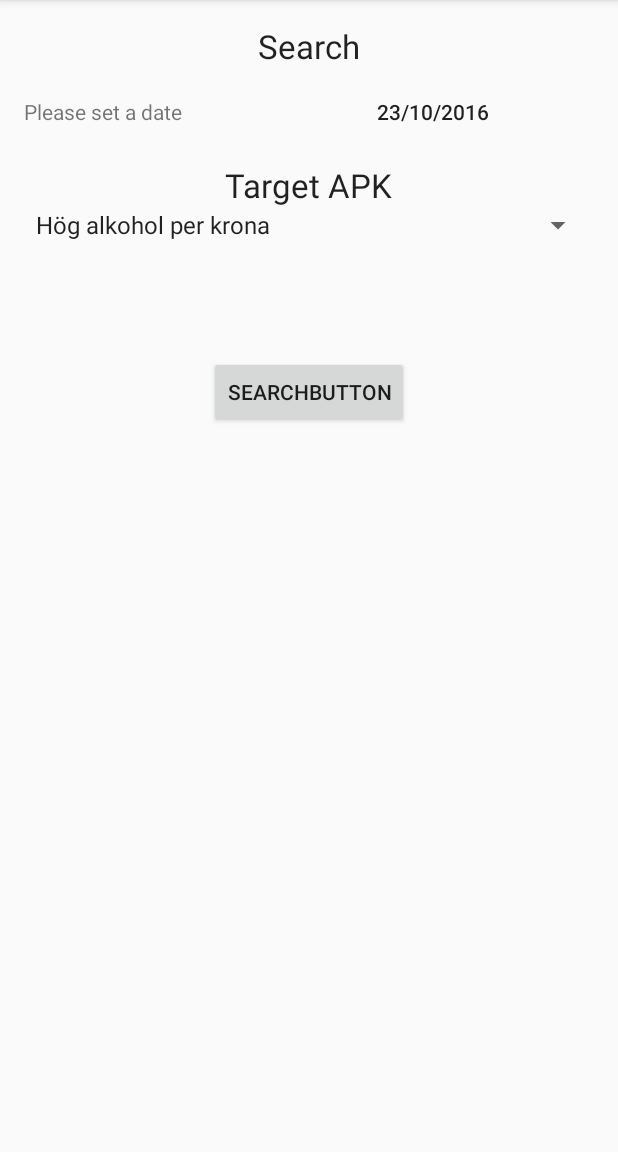
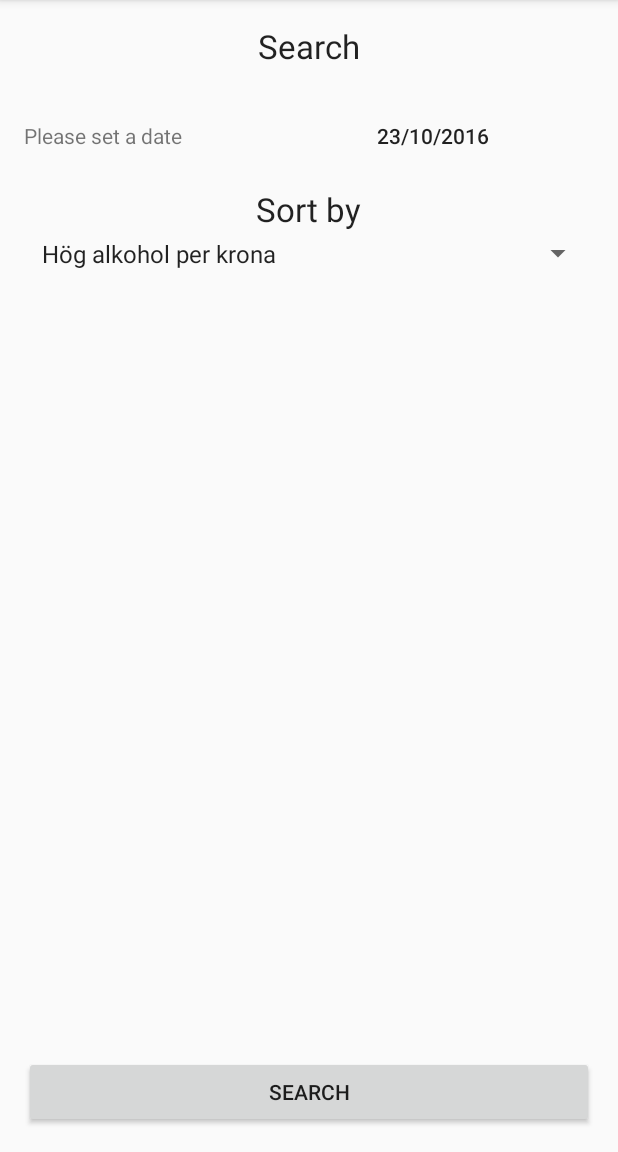
Before and after one commit to ThaH3lper/MAH_Project-3-Android, an Android app: the SearchActivity screen opened directly, with no data from a screen before it, on a phone screen of 412 x 824 dp, the part 84-1236 px from its top. Run offline under Robolectric (Android 15) with nearby library versions, the phone set to English and light mode, and no system bars; network calls fail.

Commit message:
SearchModel

```diff
--- a/EthaPlanner/app/src/main/java/se/mah/homebois/ethaplanner/Globals.java
+++ b/EthaPlanner/app/src/main/java/se/mah/homebois/ethaplanner/Globals.java
@@ -12,4 +12,5 @@ public class Globals {
     public static final String BOLAGET_IMAGE_URL = "https://www.systembolaget.se/dryck/%s/%s";
 
     public static final long DAYS_IN_MS = 1000 * 60 * 60 * 24;
+    public static final long TEN_DAYS_MS = DAYS_IN_MS * 10;
 }
--- a/EthaPlanner/app/src/main/java/se/mah/homebois/ethaplanner/views/ListContent/SpinnerCategories.java
+++ b/EthaPlanner/app/src/main/java/se/mah/homebois/ethaplanner/views/ListContent/SpinnerCategories.java
@@ -5,8 +5,8 @@ package se.mah.homebois.ethaplanner.views.ListContent;
  */
 public class SpinnerCategories {
     public static SpinnerItem[] spinnerItems = new SpinnerItem[]{
-            new SpinnerItem("Hög alkohol per krona"),
-            new SpinnerItem("Låg alkohol per krona"),
-            new SpinnerItem("Alkoholfritt")
+            new SpinnerItem(0, "Hög alkohol per krona"),
+            new SpinnerItem(1, "Låg alkohol per krona"),
+            new SpinnerItem(2, "Alkoholfritt")
     };
 }
--- a/EthaPlanner/app/src/main/java/se/mah/homebois/ethaplanner/views/SearchActivity.java
+++ b/EthaPlanner/app/src/main/java/se/mah/homebois/ethaplanner/views/SearchActivity.java
@@ -3,6 +3,7 @@ package se.mah.homebois.ethaplanner.views;
 import android.app.DatePickerDialog;
 import android.content.Intent;
 import android.content.SharedPreferences;
+import android.support.design.widget.Snackbar;
 import android.support.v7.app.AppCompatActivity;
 import android.os.Bundle;
 import android.support.v7.widget.Toolbar;
@@ -14,11 +15,14 @@ import android.widget.Button;
 import android.widget.DatePicker;
 import android.widget.Spinner;
 
+import com.google.gson.Gson;
+
 import java.text.SimpleDateFormat;
 import java.util.Calendar;
 
 import se.mah.homebois.ethaplanner.Globals;
 import se.mah.homebois.ethaplanner.R;
+import se.mah.homebois.ethaplanner.models.SearchModel;
 import se.mah.homebois.ethaplanner.views.ListContent.SpinnerCategories;
 import se.mah.homebois.ethaplanner.views.ListContent.SpinnerItem;
 
@@ -26,7 +30,7 @@ public class SearchActivity extends AppCompatActivity {
 
     private String       timeAsText;
     private int          time;
-    private ArrayAdapter spinnerAdapter;
+    private ArrayAdapter<SpinnerItem> spinnerAdapter;
     private Button       setWeatherButton;
     private Spinner      sortSpinner;
 
@@ -56,7 +60,15 @@ public class SearchActivity extends AppCompatActivity {
     }
 
     private void launchResultActivity() {
+        long now = Calendar.getInstance().getTimeInMillis();
+
+        if (selectedDay.getTimeInMillis() - now > Globals.TEN_DAYS_MS || selectedDay.getTimeInMillis() - now < -Globals.DAYS_IN_MS) {
+            Snackbar.make(sortSpinner, "Choose a date within 10 days from now", Snackbar.LENGTH_LONG).show();
+            return;
+        }
+
         Intent result = new Intent(this, MainActivity.class);
+        result.putExtra("model", new Gson().toJson(new SearchModel(selectedDay.getTimeInMillis(), spinnerAdapter.getItem( sortSpinner.getSelectedItemPosition()))));
         startActivity(result);
     }
 
@@ -101,17 +113,6 @@ public class SearchActivity extends AppCompatActivity {
         DatePickerDialog mDatePicker = new DatePickerDialog(v.getContext(), new DatePickerDialog.OnDateSetListener() {
             @Override
             public void onDateSet(DatePicker view, int year, int month, int day) {
-              /*  month++;
-                String m = month+ "";
-                if(month < 10){ m = "0" + m;}
-
-                String d = day + "";
-                if (day < 10){d = "0" + d;}
-
-                timeAsText = year + "-" + m + "-" + d;
-                //((Button) clicked).setText(timeAsText);
-                time = Integer.parseInt(year + m + d);*/
-
                 selectedDay.set(year, month, day, 0, 0);
                 updateSearchDate();
 
--- a/EthaPlanner/app/src/main/res/layout/content_search.xml
+++ b/EthaPlanner/app/src/main/res/layout/content_search.xml
@@ -30,7 +30,8 @@
                 android:layout_width="wrap_content"
                 android:layout_height="wrap_content"
                 android:text="@string/Search"
-                android:textAppearance="?android:attr/textAppearanceLarge"/>
+                android:textAppearance="?android:attr/textAppearanceLarge"
+                android:layout_marginBottom="16dp"/>
 
         </LinearLayout>
 
@@ -83,25 +84,24 @@
                 android:id="@+id/spinnerAPK"
                 android:layout_width="match_parent"
                 android:layout_height="wrap_content"
-                android:layout_gravity="center_horizontal"/>
+                android:layout_gravity="center_horizontal"
+                android:padding="4dp"/>
 
         </LinearLayout>
 
         <LinearLayout
             android:layout_width="match_parent"
-            android:layout_height="wrap_content"
-            android:layout_alignParentLeft="true"
-            android:layout_alignParentStart="true"
-            android:layout_alignParentTop="true"
+            android:layout_height="0dp"
             android:orientation="vertical"
-            android:paddingTop="75dp">
+            android:layout_weight="1"
+            android:gravity="bottom">
 
             <Button
                 android:id="@+id/btnSearch"
-                android:layout_width="wrap_content"
+                android:layout_width="match_parent"
                 android:layout_height="wrap_content"
                 android:layout_gravity="center_horizontal"
-                android:text="searchButton"/>
+                android:text="@string/search"/>
         </LinearLayout>
     </LinearLayout>
 
--- a/EthaPlanner/app/src/main/res/values/strings.xml
+++ b/EthaPlanner/app/src/main/res/values/strings.xml
@@ -4,7 +4,7 @@
 
     <string name="Search">Search</string>
     <string name="Please_set_a_date">Please set a date</string>
-    <string name="Please_set_target_APK">Target APK</string>
+    <string name="Please_set_target_APK">Sort by</string>
 
     <string name="weather_high">Max temperature: %s°C</string>
     <string name="weather_low">Min temperature: %s°C</string>
@@ -13,6 +13,9 @@
     <string name="under_20">I\'m under 20</string>
     <string name="over_20">I\'m over 20</string>
     <string name="disclaimer_text">Denna webbsida innehåller information om alkoholdrycker. För inköp och besök på denna webbplats måste du vara 20 år eller äldre.</string>
+    <string name="bolaget_license">(All images and products are owned by Systembolaget AB)</string>
+    <string name="disclaimer_header">Disclaimer!</string>
+    <string name="search">Search</string>
 
 
 </resources>
```
Also changed, not shown: EthaPlanner/app/src/main/java/se/mah/homebois/ethaplanner/models/SearchModel.java (added, +19 -0 lines), EthaPlanner/app/src/main/java/se/mah/homebois/ethaplanner/views/ListContent/SpinnerItem.java (+5 -6 lines), EthaPlanner/app/src/main/java/se/mah/homebois/ethaplanner/views/MainActivity.java (+8 -0 lines), EthaPlanner/app/src/main/res/layout/activity_disclaimer.xml (+17 -1 lines).
